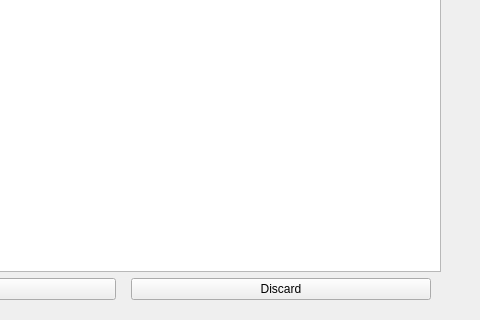
Above: src/NotesManagement.ui from mooltipass/moolticute before the change; both pictures show x 232 to 712 and y 200 to 520 of the 712 by 520 pixel window. Below: the same form after it.
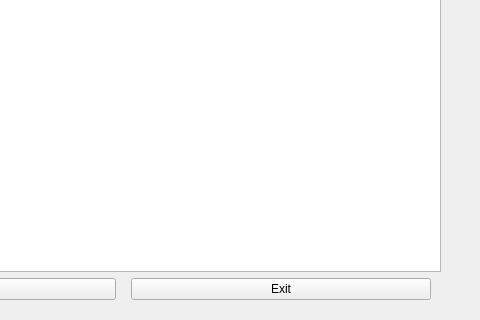
That is the form after the change. The open tabs and pages were chosen to show the change.

Commit message: Notes: Rename discard to Discard Changes and Exit

What changed in the file:
```diff
--- a/src/NotesManagement.ui
+++ b/src/NotesManagement.ui
@@ -237,7 +237,7 @@
             </size>
            </property>
            <property name="text">
-            <string>Discard</string>
+            <string>Exit</string>
            </property>
           </widget>
          </item>
```
The commit also changes 2 other files.
